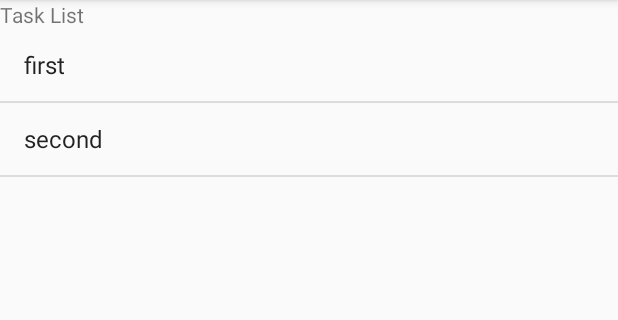
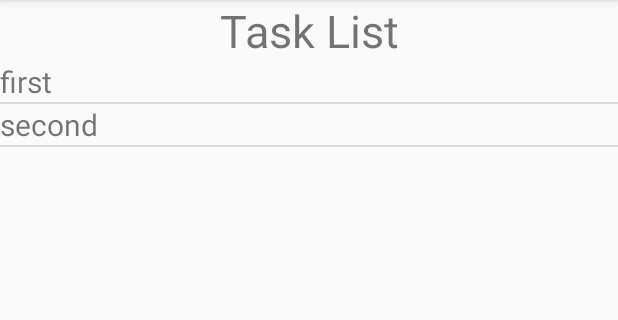
Before and after one commit to Ivan-Veselov/atum, an Android app: the screen it shows after launch (TaskListActivity), after a tap on "TASK LIST", on a phone screen of 412 x 824 dp, the part 84-404 px from its top. Run offline under Robolectric (Android 15) with nearby library versions, the phone set to English and light mode, and no system bars.

Commit message:
Add task list items. Change adapter. Add context menu.

```diff
--- a/app/src/main/java/ru/spbau/mit/atum/MainActivity.java
+++ b/app/src/main/java/ru/spbau/mit/atum/MainActivity.java
@@ -11,21 +11,13 @@ import java.util.List;
 
 public class MainActivity extends AppCompatActivity {
 
+    private List<UserDefinedTask> tasks = new ArrayList<>();
+
     @Override
     protected void onCreate(Bundle savedInstanceState) {
         super.onCreate(savedInstanceState);
         setContentView(R.layout.activity_main);
-    }
 
-    public void onNewTaskClick(View view) {
-        Intent intent = new Intent(this, TaskEditorActivity.class);
-        startActivity(intent);
-    }
-
-    public void onTaskListClick(View view) {
-        Intent intent = new Intent(this, TaskListActivity.class);
-
-        List<UserDefinedTask> tasks = new ArrayList<>();
         WeekFilter weekFilter1 = new WeekFilter(10 * 60, 90, new WeekMask(1, 2, 4), false);
         WeekFilter weekFilter2 = new WeekFilter(10 * 60, 120, new WeekMask(1, 3, 5), false);
         List<TimeFilter> filters = new ArrayList<>();
@@ -38,6 +30,16 @@ public class MainActivity extends AppCompatActivity {
         tasks.add(task1);
         tasks.add(task2);
 
+    }
+
+    public void onNewTaskClick(View view) {
+        Intent intent = new Intent(this, TaskEditorActivity.class);
+        startActivity(intent);
+    }
+
+    public void onTaskListClick(View view) {
+        Intent intent = new Intent(this, TaskListActivity.class);
+
         intent.putExtra("tasks", (Serializable)tasks);
         startActivityForResult(intent, 0);
     }
@@ -45,7 +47,7 @@ public class MainActivity extends AppCompatActivity {
     @Override
     protected void onActivityResult(int requestCode, int resultCode, Intent data) {
         if (requestCode == 0 && resultCode == RESULT_OK) {
-            List<UserDefinedTask> tasks = (ArrayList<UserDefinedTask>)data.getSerializableExtra("tasks");
+            tasks = (ArrayList<UserDefinedTask>)data.getSerializableExtra("tasks");
         }
     }
 }
--- a/app/src/main/java/ru/spbau/mit/atum/TaskListActivity.java
+++ b/app/src/main/java/ru/spbau/mit/atum/TaskListActivity.java
@@ -3,50 +3,86 @@ package ru.spbau.mit.atum;
 import android.content.Intent;
 import android.os.Bundle;
 import android.support.v7.app.AppCompatActivity;
+import android.view.ContextMenu;
+import android.view.MenuItem;
 import android.view.View;
 import android.widget.AdapterView;
-import android.widget.ArrayAdapter;
 import android.widget.ListView;
+import android.widget.SimpleAdapter;
 import android.widget.Toast;
 
-import java.io.Serializable;
 import java.util.ArrayList;
-import java.util.List;
+import java.util.HashMap;
+import java.util.Map;
 
 public class TaskListActivity extends AppCompatActivity {
 
-    private List<String> taskList = new ArrayList<>();
+    private ArrayList<UserDefinedTask> userDefinedTaskList;
+
+    private final String TASK_NAME = "task_name";
+    private ListView listView;
+    private SimpleAdapter adapter;
+    private ArrayList<Map<String, Object>> data;
+    private Map<String, Object> m;
 
     @Override
     protected void onCreate(Bundle savedInstanceState) {
         super.onCreate(savedInstanceState);
         setContentView(R.layout.activity_task_list);
 
-        final ArrayList<UserDefinedTask> userDefinedTaskList =
-                (ArrayList<UserDefinedTask>)getIntent().getSerializableExtra("tasks");
+        userDefinedTaskList = (ArrayList<UserDefinedTask>)getIntent().getSerializableExtra("tasks");
 
+        data = new ArrayList<>();
         for (UserDefinedTask task: userDefinedTaskList) {
-            taskList.add(task.getName());
+            m = new HashMap<>();
+            m.put(TASK_NAME, task.getName());
+            data.add(m);
         }
 
-        ListView lvTaskList = (ListView)findViewById(R.id.task_list);
-        ArrayAdapter<String> adapter = new ArrayAdapter<>(this, android.R.layout.simple_list_item_1, taskList);
+        String[] from = { TASK_NAME };
+        int[] to = { R.id.task_name };
 
-        lvTaskList.setAdapter(adapter);
+        adapter = new SimpleAdapter(this, data, R.layout.item, from, to);
 
-        lvTaskList.setOnItemClickListener(new AdapterView.OnItemClickListener() {
-            public void onItemClick(AdapterView<?> parent, View view,
-                                    int position, long id) {
-                UserDefinedTask task = userDefinedTaskList.get(position);
-                Toast.makeText(getApplicationContext(), "duration is " + task.getDuration(), Toast.LENGTH_LONG).show();
-            }
-        });
+        listView = (ListView) findViewById(R.id.task_list);
+        listView.setAdapter(adapter);
+        registerForContextMenu(listView);
+
+    }
+
+    private final int DELETE_ID = 0;
+    private final int EDIT_ID = 1;
+
+    @Override
+    public void onCreateContextMenu(ContextMenu menu, View v,
+                                    ContextMenu.ContextMenuInfo menuInfo) {
+        menu.add(0, DELETE_ID, 0, "Delete");
+        menu.add(0, EDIT_ID, 0, "Edit");
+    }
+
+    @Override
+    public boolean onContextItemSelected(MenuItem item) {
+        if (item.getItemId() == DELETE_ID) {
+            AdapterView.AdapterContextMenuInfo adapterContextMenuInfo = (AdapterView.AdapterContextMenuInfo) item.getMenuInfo();
+            userDefinedTaskList.remove(adapterContextMenuInfo.position);
+            data.remove(adapterContextMenuInfo.position);
+            Toast.makeText(getApplicationContext(), "delete", Toast.LENGTH_LONG).show();
+            adapter.notifyDataSetChanged();
+            return true;
+        }
+        if (item.getItemId() == EDIT_ID) {
+            Toast.makeText(getApplicationContext(), "edit", Toast.LENGTH_LONG).show();
+            adapter.notifyDataSetChanged();
+            return true;
+        }
+
+        return false;
     }
 
     @Override
     public void onBackPressed() {
         Intent intent = new Intent();
-        intent.putExtra("tasks", (Serializable)taskList);
+        intent.putExtra("tasks", userDefinedTaskList);
 
         setResult(RESULT_OK, intent);
         finish();
--- a/app/src/main/res/layout/activity_task_list.xml
+++ b/app/src/main/res/layout/activity_task_list.xml
@@ -7,13 +7,15 @@
     android:orientation="vertical">
 
     <TextView
-        android:layout_width="wrap_content"
+        android:layout_width="match_parent"
         android:layout_height="wrap_content"
+        android:textSize="30dp"
+        android:textAlignment="center"
         android:text="Task List"/>
 
     <ListView
-        android:layout_height="match_parent"
-        android:layout_width="wrap_content"
+        android:layout_height="456dp"
+        android:layout_width="match_parent"
         android:id="@+id/task_list" />
 
 </LinearLayout>
--- /dev/null
+++ b/app/src/main/res/layout/item.xml
@@ -0,0 +1,13 @@
+<?xml version="1.0" encoding="utf-8"?>
+<LinearLayout xmlns:android="http://schemas.android.com/apk/res/android"
+    android:orientation="vertical" android:layout_width="match_parent"
+    android:layout_height="match_parent">
+
+    <TextView
+        android:text="TextView"
+        android:layout_width="match_parent"
+        android:layout_height="wrap_content"
+        android:textSize="20dp"
+        android:id="@+id/task_name" />
+
+</LinearLayout>
```
